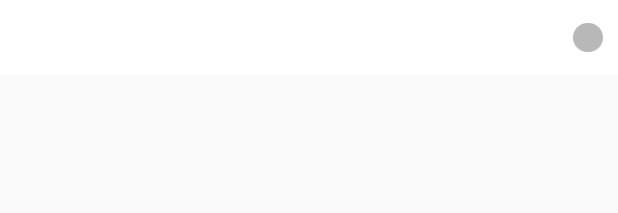
After one commit to VVictorWang/CloudBookReader, an Android app: the layout community_item.xml on its own in the app's theme, with its tools: preview values and no code run, on a phone screen of 412 x 824 dp. The commit adds this screen. Shown: the top 213 px of the screen. Run offline under Robolectric (Android 15) with nearby library versions, the phone set to English and light mode, and no system bars.

Commit message:
add community

```diff
--- a/app/build.gradle
+++ b/app/build.gradle
@@ -57,7 +57,6 @@ dependencies {
     implementation 'com.github.bumptech.glide:glide:3.7.0'
     kapt 'com.github.bumptech.glide:compiler:4.4.0'
 
-    compile 'com.azoft.carousellayoutmanager:carousel:1.2.1'
 
     compile "com.squareup.retrofit2:converter-gson:2.3.0"
     compile "com.squareup.retrofit2:retrofit:2.3.0"
@@ -66,9 +65,6 @@ dependencies {
     kapt "android.arch.persistence.room:compiler:$arch_version"
     kapt "android.arch.lifecycle:compiler:$arch_version"
     testImplementation 'junit:junit:4.12'
-
-    // Android Testing Support Library's runner and rules
-//    androidTestImplementation "android.arch.core:core-testing:$arch_version"
 
     // Resolve conflicts between main and test APK:
     androidTestImplementation "com.android.support:support-annotations:$support_version"
--- a/app/src/main/java/com/victor/cloudbookreader/MainActivity.kt
+++ b/app/src/main/java/com/victor/cloudbookreader/MainActivity.kt
@@ -62,7 +62,6 @@ class MainActivity : BaseActivity(), ViewPager.OnPageChangeListener {
                 PackageManager.PERMISSION_GRANTED) {
             ActivityCompat.requestPermissions(this, arrayOf(Manifest.permission.READ_PHONE_STATE), 100)
         }
-
         super.onCreate(savedInstanceState)
     }
 
--- /dev/null
+++ b/app/src/main/res/drawable/gray_corner_bg.xml
@@ -0,0 +1,8 @@
+<?xml version="1.0" encoding="utf-8"?>
+<shape xmlns:android="http://schemas.android.com/apk/res/android"
+       android:shape="rectangle"
+    >
+    <solid android:color="@color/gray"/>
+    <corners android:radius="20dp"/>
+
+</shape>
--- a/app/src/main/res/layout/activity_header_base.xml
+++ b/app/src/main/res/layout/activity_header_base.xml
@@ -89,9 +89,9 @@
         android:layout_height="wrap_content"/>
 
     <LinearLayout
+        android:id="@+id/footer_view"
         android:layout_width="match_parent"
         android:layout_height="50dp"
-        android:id="@+id/footer_view"
         android:layout_gravity="bottom">
 
         <Button
@@ -99,6 +99,7 @@
             android:layout_width="0dp"
             android:layout_height="match_parent"
             android:layout_weight="1"
+            android:background="@color/read_theme_green"
             android:text="@string/add_to_bookshelf"
             />
 
@@ -107,6 +108,7 @@
             android:layout_width="0dp"
             android:layout_height="match_parent"
             android:layout_weight="1"
+            android:background="@color/colorTheme"
             android:text="@string/begin_reading"
             />
     </LinearLayout>
--- /dev/null
+++ b/app/src/main/res/layout/community_item.xml
@@ -0,0 +1,44 @@
+<?xml version="1.0" encoding="utf-8"?>
+<RelativeLayout
+    xmlns:android="http://schemas.android.com/apk/res/android"
+    android:layout_width="match_parent"
+    android:layout_height="match_parent">
+
+    <RelativeLayout
+        android:layout_width="match_parent"
+        android:layout_height="50dp"
+        android:background="@color/colorWhite">
+
+        <ImageView
+            android:id="@+id/book_cover"
+            android:layout_width="30dp"
+            android:layout_height="30dp"
+            android:layout_centerVertical="true"
+            />
+
+        <TextView
+            android:id="@+id/book_name"
+            android:layout_width="wrap_content"
+            android:layout_height="wrap_content"
+            android:layout_centerVertical="true"
+            android:layout_marginLeft="20dp"
+            android:layout_toRightOf="@+id/book_cover"
+            android:textColor="@color/black"
+            android:textSize="@dimen/book_detail_text"
+            />
+
+        <TextView
+            android:id="@+id/message_count"
+            android:layout_width="wrap_content"
+            android:layout_height="wrap_content"
+            android:layout_alignParentRight="true"
+            android:layout_centerVertical="true"
+            android:layout_marginRight="10dp"
+            android:background="@drawable/gray_corner_bg"
+            android:paddingLeft="10dp"
+            android:paddingRight="10dp"
+            />
+
+    </RelativeLayout>
+
+</RelativeLayout>
--- a/app/src/main/res/layout/fragment_book_shelf.xml
+++ b/app/src/main/res/layout/fragment_book_shelf.xml
@@ -7,6 +7,7 @@
     <android.support.v7.widget.RecyclerView
         android:id="@+id/book_list"
         android:layout_width="match_parent"
-        android:layout_height="match_parent"/>
+        android:layout_height="wrap_content"
+        android:layout_marginTop="10dp"/>
 
 </FrameLayout>
--- a/app/src/main/res/values/strings.xml
+++ b/app/src/main/res/values/strings.xml
@@ -52,5 +52,6 @@
     <string name="recommend_book_list">推荐书单</string>
     <string name="begin_reading">开始阅读</string>
     <string name="add_to_bookshelf">加入书架</string>
+    <string name="book_community">书籍社区</string>
 
 </resources>
```
Also changed, not shown: app/src/main/java/com/victor/cloudbookreader/ui/activity/BookDetailActivity.kt (+5 -5 lines), app/src/main/java/com/victor/cloudbookreader/ui/adapter/BookShelfAdapter.kt (+8 -0 lines), app/src/main/java/com/victor/cloudbookreader/ui/fragment/BookShelfFragment.kt (+12 -3 lines), app/src/main/java/com/victor/cloudbookreader/ui/fragment/CommunityFragment.kt (added, +16 -0 lines), app/src/main/res/layout/bookshelf_item.xml (+48 -7 lines), app/src/main/res/layout/fragment_blank.xml (deleted, +0 -13 lines), app/src/main/res/layout/fragment_community.xml (added, +26 -0 lines).
